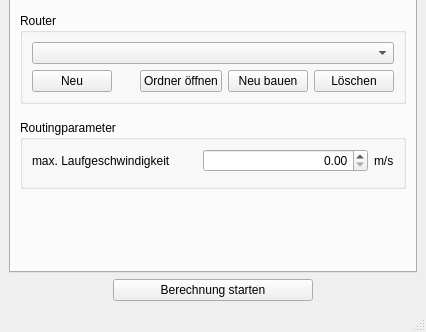
This is ui/OTP_main_window.ui in GertzGutscheRuemenapp/gruenflaechenbewertung as Qt 5 draws it before an edit; both pictures show x 0 to 426 and y 167 to 499 of the 426 by 499 pixel window. The edited form follows.
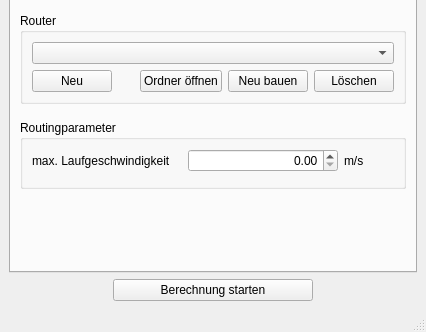
This is the edited form. The open tabs and pages were chosen to show the change.

Diff of the .ui file:
```diff
--- a/ui/OTP_main_window.ui
+++ b/ui/OTP_main_window.ui
@@ -505,6 +505,12 @@
            </item>
            <item row="0" column="2">
             <widget class="QLabel" name="label_16">
+             <property name="minimumSize">
+              <size>
+               <width>50</width>
+               <height>0</height>
+              </size>
+             </property>
              <property name="maximumSize">
               <size>
                <width>20</width>
```
